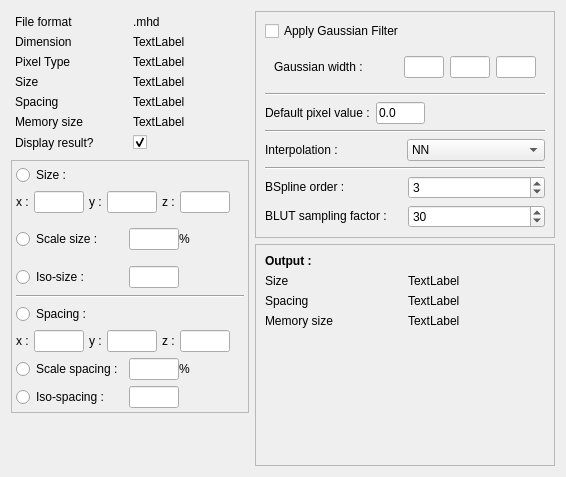
Above: vv/qt_ui/vvToolResample.ui from open-vv/vv before the change. Below: the same form after it.
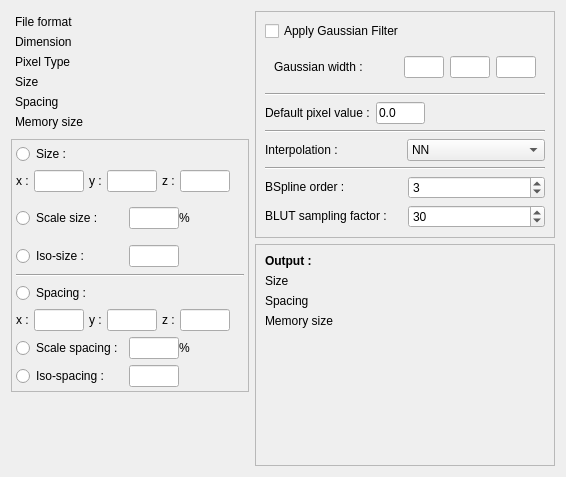
That is the form after the change.

```diff
--- a/vv/qt_ui/vvToolResample.ui
+++ b/vv/qt_ui/vvToolResample.ui
@@ -40,7 +40,7 @@
           <item>
            <widget class="QLabel" name="mInputFormatLabel">
             <property name="text">
-             <string>.mhd</string>
+             <string/>
             </property>
            </widget>
           </item>
@@ -58,7 +58,7 @@
           <item>
            <widget class="QLabel" name="mInputDimLabel">
             <property name="text">
-             <string>TextLabel</string>
+             <string/>
             </property>
            </widget>
           </item>
@@ -76,7 +76,7 @@
           <item>
            <widget class="QLabel" name="mInputPixelTypeLabel">
             <property name="text">
-             <string>TextLabel</string>
+             <string/>
             </property>
            </widget>
           </item>
@@ -94,7 +94,7 @@
           <item>
            <widget class="QLabel" name="mInputSizeLabel">
             <property name="text">
-             <string>TextLabel</string>
+             <string/>
             </property>
            </widget>
           </item>
@@ -112,7 +112,7 @@
           <item>
            <widget class="QLabel" name="mInputSpacingLabel">
             <property name="text">
-             <string>TextLabel</string>
+             <string/>
             </property>
            </widget>
           </item>
@@ -130,32 +130,8 @@
           <item>
            <widget class="QLabel" name="mInputMemoryLabel">
             <property name="text">
-             <string>TextLabel</string>
-            </property>
-           </widget>
-          </item>
-         </layout>
-        </item>
-        <item>
-         <layout class="QHBoxLayout" name="_23">
-          <item>
-           <widget class="QLabel" name="label_8">
-            <property name="text">
-             <string>Display result?</string>
-            </property>
-           </widget>
-          </item>
-          <item>
-           <widget class="QCheckBox" name="display_result">
-            <property name="text">
              <string/>
             </property>
-            <property name="checked">
-             <bool>true</bool>
-            </property>
-            <property name="autoExclusive">
-             <bool>false</bool>
-            </property>
            </widget>
           </item>
          </layout>
@@ -1056,7 +1032,7 @@
           <item>
            <widget class="QLabel" name="mOutputSizeLabel">
             <property name="text">
-             <string>TextLabel</string>
+             <string/>
             </property>
            </widget>
           </item>
@@ -1074,7 +1050,7 @@
           <item>
            <widget class="QLabel" name="mOutputSpacingLabel">
             <property name="text">
-             <string>TextLabel</string>
+             <string/>
             </property>
            </widget>
           </item>
@@ -1092,7 +1068,7 @@
           <item>
            <widget class="QLabel" name="mOutputMemoryLabel">
             <property name="text">
-             <string>TextLabel</string>
+             <string/>
             </property>
            </widget>
           </item>
```
